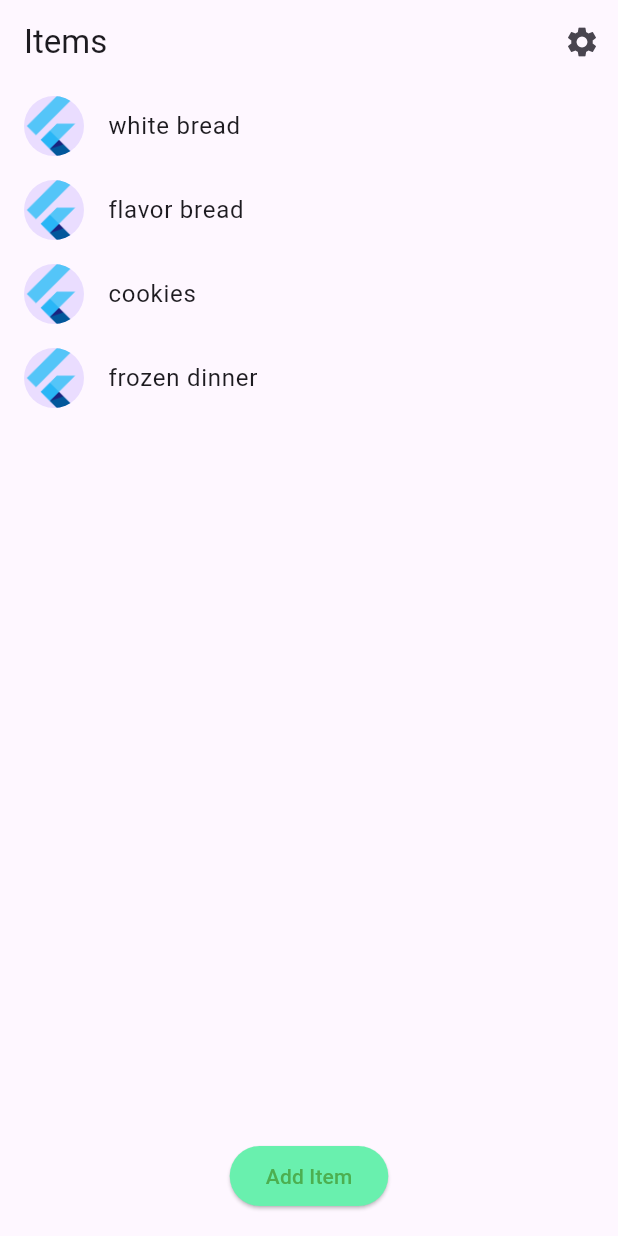
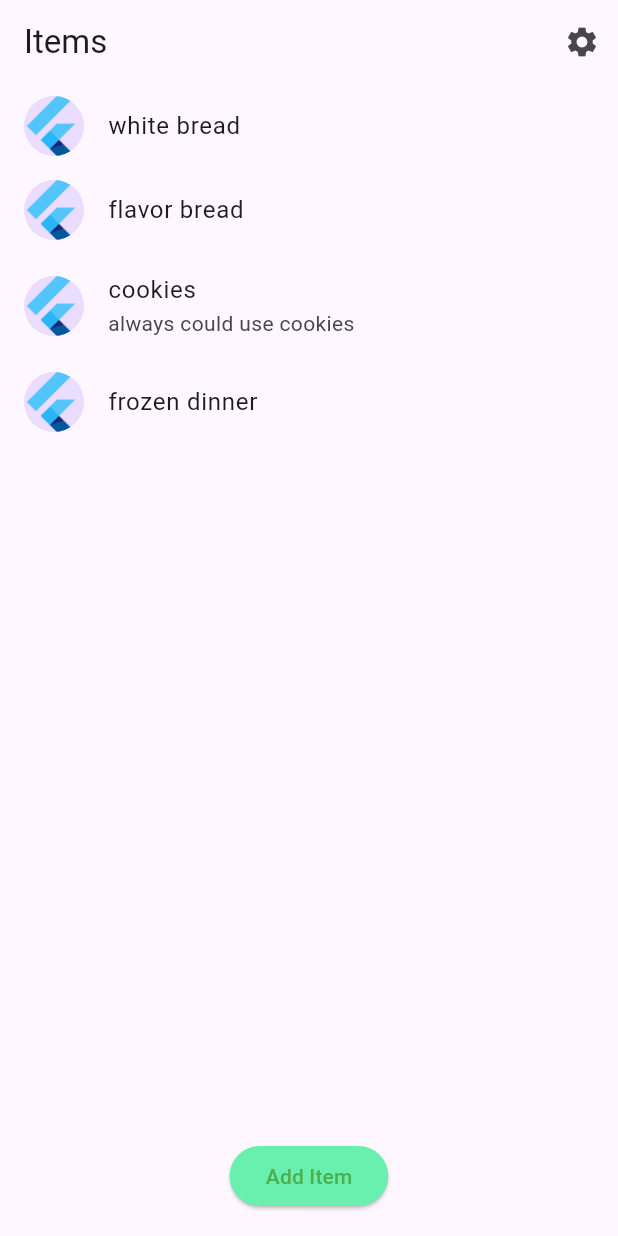
Before and after one commit to JoeyShapiro/Kale, a Flutter app: the screen it shows after launch, on a phone screen of 412 x 824 dp. Run offline on Flutter 3.47's test engine with Material 3 defaults, Android fonts, the phone set to English and light mode, and no system bars; generated files the repository leaves out were written again.

Commit message:
added ~~description~~ comments to list

```diff
--- a/kale/lib/src/groceries/groceries_list.dart
+++ b/kale/lib/src/groceries/groceries_list.dart
@@ -22,7 +22,7 @@ class _GroceryListState extends State<GroceryList> {
   List<GroceryItem> items = const [
     GroceryItem(1, 'white bread', '', null),
     GroceryItem(2, 'flavor bread', '', null),
-    GroceryItem(3, 'cookies', '', null),
+    GroceryItem(3, 'cookies', '', 'always could use cookies'),
     GroceryItem(4, 'frozen dinner', '', null)
   ];
   late List<String> categories;
@@ -105,6 +105,8 @@ class _GroceryListState extends State<GroceryList> {
                     background: Container(color: Colors.green),
                     child: ListTile(
                         title: Text(item.name),
+                        subtitle:
+                            item.comments != null ? Text(item.comments!) : null,
                         leading: const CircleAvatar(
                           // Display the Flutter Logo image asset.
                           foregroundImage:
--- a/kale/lib/src/groceries/grocery_item.dart
+++ b/kale/lib/src/groceries/grocery_item.dart
@@ -4,11 +4,11 @@ class GroceryItem {
     this.id,
     this.name,
     this.category,
-    this.description,
+    this.comments,
   );
 
   final int id;
   final String name;
   final String category; // maybe use a number and have a list of Category
-  final String? description;
+  final String? comments;
 }
```
Also changed, not shown: 1 other file.
